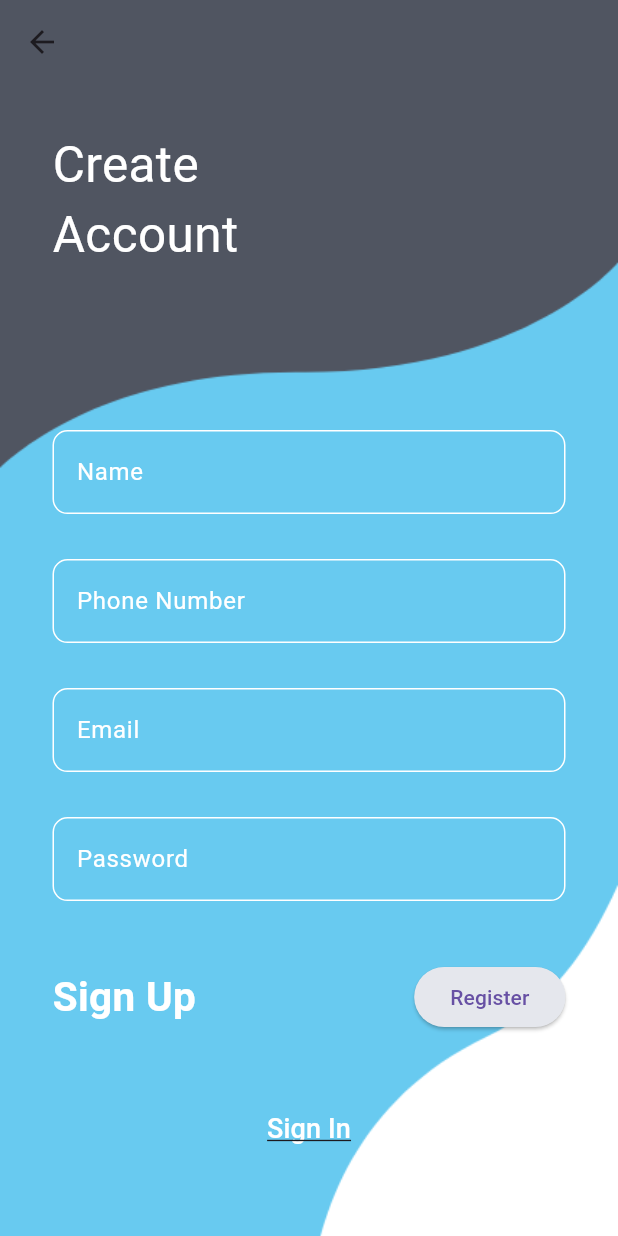
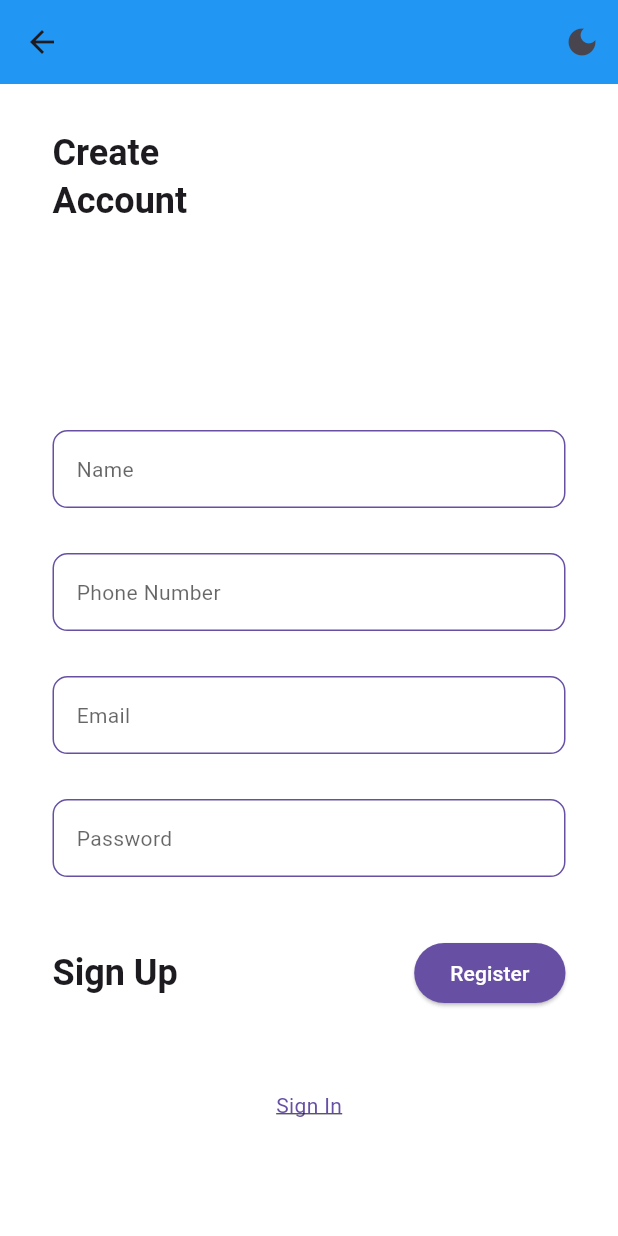
Before and after one commit to aschalew5/user-management-appp, a Flutter app: the screen it shows after launch, after a tap on "Sign Up", on a phone screen of 412 x 824 dp. Run offline on Flutter 3.47's test engine with Material 3 defaults, Android fonts, the phone set to English and light mode, and no system bars; our stand-ins replace cloud_firestore, firebase_auth, firebase_core, flutter_slidable, font_awesome_flutter, image_picker and 2 more; missing offline and left inert: maps_launcher; accounts and stored records are empty.

Commit message:
theme switching

```diff
--- a/lib/Pages/login.dart
+++ b/lib/Pages/login.dart
@@ -1,8 +1,7 @@
 import 'package:flutter/material.dart';
 import 'package:firebase_auth/firebase_auth.dart';
-import 'package:cloud_firestore/cloud_firestore.dart';
+import '../widgets/app_bar.dart';
 import 'register.dart';
-import 'home_page.dart';
 
 class LoginPage extends StatefulWidget {
   const LoginPage({Key? key}) : super(key: key);
@@ -38,29 +37,32 @@ class _LoginPageState extends State<LoginPage> {
       SnackBar(
         content: Text(
           errorMessage == '' ? '' : 'Humm? $errorMessage',
-          style: const TextStyle(color: Colors.white),
+          style: TextStyle(color: Theme.of(context).colorScheme.onPrimary),
         ),
+        backgroundColor: Theme.of(context).colorScheme.primary,
       ),
     );
   }
 
-  Widget _buildTextField(
-      {required String hint,
+  Widget _buildTextField({
+    required String hint,
     required TextEditingController controller,
-      bool isPassword = false}) {
+    bool isPassword = false,
+  }) {
     return TextField(
       controller: controller,
       obscureText: isPassword && !isPasswordVisible,
-      style: const TextStyle(color: Colors.black),
+      style: Theme.of(context).textTheme.bodyMedium,
       decoration: InputDecoration(
         hintText: hint,
         filled: true,
-        fillColor: Colors.grey.shade100,
+        fillColor: Theme.of(context).colorScheme.surfaceVariant,
         border: OutlineInputBorder(borderRadius: BorderRadius.circular(10)),
         suffixIcon: isPassword
             ? IconButton(
                 icon: Icon(
                   isPasswordVisible ? Icons.visibility_off : Icons.visibility,
+                  color: Theme.of(context).colorScheme.primary,
                 ),
                 onPressed: () {
                   setState(() => isPasswordVisible = !isPasswordVisible);
@@ -75,8 +77,8 @@ class _LoginPageState extends State<LoginPage> {
     return ElevatedButton(
       onPressed: signInWithEmailAndPassword,
       style: ElevatedButton.styleFrom(
-        backgroundColor: const Color(0xff4c505b),
-        foregroundColor: Colors.white,
+        backgroundColor: Theme.of(context).colorScheme.primary,
+        foregroundColor: Theme.of(context).colorScheme.onPrimary,
         alignment: Alignment.center,
       ),
       child: const Text('Login'),
@@ -85,28 +87,21 @@ class _LoginPageState extends State<LoginPage> {
 
   @override
   Widget build(BuildContext context) {
-    return Container(
-      decoration: const BoxDecoration(
-        image: DecorationImage(
-          image: AssetImage('assets/login.png'),
-          fit: BoxFit.cover,
-        ),
-      ),
-      child: Scaffold(
-        backgroundColor: Colors.transparent,
+    return Scaffold(
+      appBar: const MyAppBar(title: ''),  // ✅ added reusable AppBar
+      backgroundColor: Theme.of(context).scaffoldBackgroundColor,
       body: Stack(
         children: [
           Container(
             padding: const EdgeInsets.only(left: 37, top: 120),
-              child: const Text(
+            child: Text(
               'Welcome to User Management App',
-                style: TextStyle(color: Colors.black, fontSize: 28),
+              style: Theme.of(context).textTheme.headlineSmall?.copyWith(fontWeight: FontWeight.bold),
             ),
           ),
           SingleChildScrollView(
             child: Container(
-                padding:
-                    EdgeInsets.only(top: MediaQuery.of(context).size.height * 0.4),
+              padding: EdgeInsets.only(top: MediaQuery.of(context).size.height * 0.4),
               child: Column(
                 crossAxisAlignment: CrossAxisAlignment.start,
                 children: [
@@ -114,13 +109,9 @@ class _LoginPageState extends State<LoginPage> {
                     margin: const EdgeInsets.symmetric(horizontal: 35),
                     child: Column(
                       children: [
-                          _buildTextField(
-                              hint: 'Email', controller: _controllerEmail),
+                        _buildTextField(hint: 'Email', controller: _controllerEmail),
                         const SizedBox(height: 20),
-                          _buildTextField(
-                              hint: 'Password',
-                              controller: _controllerPassword,
-                              isPassword: true),
+                        _buildTextField(hint: 'Password', controller: _controllerPassword, isPassword: true),
                         const SizedBox(height: 10),
                         Row(
                           mainAxisAlignment: MainAxisAlignment.spaceBetween,
@@ -129,22 +120,19 @@ class _LoginPageState extends State<LoginPage> {
                               children: [
                                 Checkbox(
                                   value: rememberMe,
-                                    onChanged: (val) {
-                                      setState(() => rememberMe = val ?? false);
-                                    },
+                                  onChanged: (val) => setState(() => rememberMe = val ?? false),
                                 ),
-                                  const Text("Remember Me"),
+                                Text("Remember Me", style: Theme.of(context).textTheme.bodyMedium),
                               ],
                             ),
                             TextButton(
-                                onPressed: () {
-                                  Navigator.pushNamed(context, '/forgot-password');
-                                },
-                                child: const Text(
+                              onPressed: () => Navigator.pushNamed(context, '/forgot-password'),
+                              child: Text(
                                 "Forgot Password?",
-                                  style: TextStyle(
+                                style: Theme.of(context).textTheme.bodyMedium?.copyWith(
                                   decoration: TextDecoration.underline,
-                                      color: Color(0xff4c505b)),
+                                  color: Theme.of(context).colorScheme.primary,
+                                ),
                               ),
                             ),
                           ],
@@ -153,12 +141,9 @@ class _LoginPageState extends State<LoginPage> {
                         Row(
                           mainAxisAlignment: MainAxisAlignment.spaceBetween,
                           children: [
-                              const Text(
+                            Text(
                               'Sign In',
-                                style: TextStyle(
-                                  fontSize: 27,
-                                  fontWeight: FontWeight.w700,
-                                ),
+                              style: Theme.of(context).textTheme.headlineSmall?.copyWith(fontWeight: FontWeight.w700),
                             ),
                             _submitButton(),
                           ],
@@ -167,19 +152,16 @@ class _LoginPageState extends State<LoginPage> {
                         Row(
                           mainAxisAlignment: MainAxisAlignment.start,
                           children: [
-                              const Text("Don't have an account? "),
+                            Text("Don't have an account? ", style: Theme.of(context).textTheme.bodyMedium),
                             TextButton(
                               onPressed: () {
-                                  Navigator.push(
-                                    context,
-                                    MaterialPageRoute(builder: (context) => MyRegister()),
-                                  );
+                                Navigator.push(context, MaterialPageRoute(builder: (context) => MyRegister()));
                               },
-                                child: const Text(
+                              child: Text(
                                 'Sign Up',
-                                  style: TextStyle(
+                                style: Theme.of(context).textTheme.bodyMedium?.copyWith(
                                   decoration: TextDecoration.underline,
-                                    color: Color(0xff4c505b),
+                                  color: Theme.of(context).colorScheme.primary,
                                 ),
                               ),
                             ),
@@ -194,7 +176,6 @@ class _LoginPageState extends State<LoginPage> {
           ),
         ],
       ),
-      ),
     );
   }
 }
--- a/lib/Pages/register.dart
+++ b/lib/Pages/register.dart
@@ -2,6 +2,7 @@ import 'package:flutter/material.dart';
 import 'package:firebase_auth/firebase_auth.dart';
 import 'package:cloud_firestore/cloud_firestore.dart';
 import 'home_page.dart';
+import '../widgets/app_bar.dart';
 
 class MyRegister extends StatefulWidget {
   const MyRegister({Key? key}) : super(key: key);
@@ -21,13 +22,11 @@ class _MyRegisterState extends State<MyRegister> {
 
   Future<void> createUserWithEmailAndPassword() async {
     try {
-      UserCredential userCredential = await FirebaseAuth.instance
-          .createUserWithEmailAndPassword(
+      UserCredential userCredential = await FirebaseAuth.instance.createUserWithEmailAndPassword(
         email: _controllerEmail.text.trim(),
         password: _controllerPassword.text.trim(),
       );
 
-      // Save user data to Firestore
       final newUser = {
         'uid': userCredential.user!.uid,
         'firstName': _controllerName.text.trim(),
@@ -38,15 +37,10 @@ class _MyRegisterState extends State<MyRegister> {
         'img': '',
         'role': 'user',
       };
-await FirebaseFirestore.instance
-    .collection('Users')
-    .doc(userCredential.user!.uid)
-    .set(newUser);
 
-      Navigator.pushReplacement(
-        context,
-        MaterialPageRoute(builder: (context) => HomePage()),
-      );
+      await FirebaseFirestore.instance.collection('Users').doc(userCredential.user!.uid).set(newUser);
+
+      Navigator.pushReplacement(context, MaterialPageRoute(builder: (context) => HomePage()));
     } on FirebaseAuthException catch (e) {
       setState(() {
         errorMessage = e.message;
@@ -55,55 +49,42 @@ await FirebaseFirestore.instance
     }
   }
 
-  Widget _title() {
-    return const Text('Create\nAccount',
-        style: TextStyle(color: Colors.white, fontSize: 33));
+  void _errorMessage() {
+    ScaffoldMessenger.of(context).showSnackBar(
+      SnackBar(
+        content: Text(
+          errorMessage == '' ? '' : 'Humm ? $errorMessage',
+          style: TextStyle(color: Theme.of(context).colorScheme.onPrimary),
+        ),
+        backgroundColor: Theme.of(context).colorScheme.primary,
+      ),
+    );
   }
 
   String? get _errorText {
     final password = _controllerPassword.value.text;
     final email = _controllerEmail.value.text;
-    if (password.isEmpty && email.isEmpty) {
-      return 'Can\'t be empty';
-    }
+    if (password.isEmpty && email.isEmpty) return 'Can\'t be empty';
     return null;
   }
 
   Widget _entryField(String title, TextEditingController controller) {
     return TextField(
       controller: controller,
-      style: const TextStyle(color: Colors.white),
+      style: Theme.of(context).textTheme.bodyMedium,
       decoration: InputDecoration(
         enabledBorder: OutlineInputBorder(
           borderRadius: BorderRadius.circular(10),
-          borderSide: const BorderSide(
-            color: Colors.white,
-          ),
+          borderSide: BorderSide(color: Theme.of(context).colorScheme.primary),
         ),
         focusedBorder: OutlineInputBorder(
           borderRadius: BorderRadius.circular(10),
-          borderSide: const BorderSide(
-            color: Colors.black,
-          ),
+          borderSide: BorderSide(color: Theme.of(context).colorScheme.secondary),
         ),
         errorText: _submitted ? _errorText : null,
         hintText: title,
-        hintStyle: const TextStyle(color: Colors.white),
-        border: OutlineInputBorder(
-          borderRadius: BorderRadius.circular(10),
-        ),
-      ),
-    );
-  }
-
-  void _errorMessage() {
-    final scaffold = ScaffoldMessenger.of(context);
-    scaffold.showSnackBar(
-      SnackBar(
-        content: Text(
-          errorMessage == '' ? '' : 'Humm ? $errorMessage',
-          style: const TextStyle(color: Colors.white),
-        ),
+        hintStyle: Theme.of(context).textTheme.bodyMedium?.copyWith(color: Theme.of(context).hintColor),
+        border: OutlineInputBorder(borderRadius: BorderRadius.circular(10)),
       ),
     );
   }
@@ -111,45 +92,39 @@ await FirebaseFirestore.instance
   Widget _submitButton() {
     return ElevatedButton(
       onPressed: () {
-        setState(() {
-          _submitted = true;
-        });
+        setState(() => _submitted = true);
         createUserWithEmailAndPassword();
       },
       style: ElevatedButton.styleFrom(
-          backgroundColor: const Color.fromARGB(255, 229, 231, 237),
-          alignment: Alignment.center),
+        backgroundColor: Theme.of(context).colorScheme.primary,
+        foregroundColor: Theme.of(context).colorScheme.onPrimary,
+      ),
       child: const Text('Register'),
     );
   }
 
   @override
   Widget build(BuildContext context) {
-    return Container(
-      decoration: const BoxDecoration(
-        image: DecorationImage(
-            image: AssetImage('assets/register.png'), fit: BoxFit.cover),
-      ),
-      child: Scaffold(
-        backgroundColor: Colors.transparent,
-        appBar: AppBar(
-          backgroundColor: Colors.transparent,
-          elevation: 0,
-        ),
+    return Scaffold(
+      appBar: const MyAppBar(title: ''), // ✅ dark/light toggle + no title
+      backgroundColor: Theme.of(context).scaffoldBackgroundColor,
       body: Stack(
         children: [
           Container(
             padding: const EdgeInsets.only(left: 35, top: 30),
-                child: _title()),
+            child: Text(
+              'Create\nAccount',
+              style: Theme.of(context).textTheme.headlineSmall?.copyWith(fontWeight: FontWeight.bold),
+            ),
+          ),
           SingleChildScrollView(
             child: Container(
-                padding: EdgeInsets.only(
-                    top: MediaQuery.of(context).size.height * 0.28),
+              padding: EdgeInsets.only(top: MediaQuery.of(context).size.height * 0.28),
               child: Column(
                 crossAxisAlignment: CrossAxisAlignment.start,
                 children: [
                   Container(
-                      margin: const EdgeInsets.only(left: 35, right: 35),
+                    margin: const EdgeInsets.symmetric(horizontal: 35),
                     child: Column(
                       children: [
                         _entryField("Name", _controllerName),
@@ -163,13 +138,10 @@ await FirebaseFirestore.instance
                         Row(
                           mainAxisAlignment: MainAxisAlignment.spaceBetween,
                           children: [
-                              const Flexible(
+                            Flexible(
                               child: Text(
                                 'Sign Up',
-                                  style: TextStyle(
-                                      color: Colors.white,
-                                      fontSize: 27,
-                                      fontWeight: FontWeight.w700),
+                                style: Theme.of(context).textTheme.headlineSmall?.copyWith(fontWeight: FontWeight.w700),
                               ),
                             ),
                             _submitButton(),
@@ -177,17 +149,13 @@ await FirebaseFirestore.instance
                         ),
                         const SizedBox(height: 40),
                         TextButton(
-                            onPressed: () {
-                              Navigator.pop(context);
-                            },
-                            style: const ButtonStyle(),
-                            child: const Text(
+                          onPressed: () => Navigator.pop(context),
+                          child: Text(
                             'Sign In',
-                              textAlign: TextAlign.left,
-                              style: TextStyle(
+                            style: Theme.of(context).textTheme.bodyMedium?.copyWith(
                               decoration: TextDecoration.underline,
-                                  color: Colors.white,
-                                  fontSize: 18),
+                              color: Theme.of(context).colorScheme.primary,
+                            ),
                           ),
                         ),
                       ],
@@ -199,7 +167,6 @@ await FirebaseFirestore.instance
           ),
         ],
       ),
-      ),
     );
   }
 }
--- a/lib/main.dart
+++ b/lib/main.dart
@@ -1,14 +1,22 @@
 import 'package:flutter/material.dart';
 import 'package:firebase_core/firebase_core.dart';
 import 'package:firebase_auth/firebase_auth.dart';
+import 'package:provider/provider.dart';
+import 'firebase_options.dart';
 import 'Pages/login.dart';
 import 'Pages/home_page.dart';
-import 'firebase_options.dart';
+import 'theme_notifier.dart';
+import 'themes.dart';
 
 void main() async {
   WidgetsFlutterBinding.ensureInitialized();
   await Firebase.initializeApp(options: DefaultFirebaseOptions.currentPlatform);
-  runApp(const MyApp());
+  runApp(
+    ChangeNotifierProvider(
+      create: (_) => ThemeNotifier(),
+      child: const MyApp(),
+    ),
+  );
 }
 
 class MyApp extends StatelessWidget {
@@ -16,13 +24,15 @@ class MyApp extends StatelessWidget {
 
   @override
   Widget build(BuildContext context) {
+    final themeNotifier = Provider.of<ThemeNotifier>(context);
+
     return MaterialApp(
       debugShowCheckedModeBanner: false,
       title: 'User Profile App',
-      theme: ThemeData(
-        primarySwatch: Colors.red,
-      ),
-      home: const AuthChecker(), // 🔥 This is the key
+      theme: lightTheme,
+      darkTheme: darkTheme,
+      themeMode: themeNotifier.themeMode,
+      home: const AuthChecker(),
     );
   }
 }
@@ -35,20 +45,10 @@ class AuthChecker extends StatelessWidget {
     return StreamBuilder<User?>(
       stream: FirebaseAuth.instance.authStateChanges(),
       builder: (context, snapshot) {
-        print(" Auth State: ${snapshot.connectionState} | User: ${snapshot.data?.email}");
-
         if (snapshot.connectionState == ConnectionState.waiting) {
-          return const Scaffold(
-            body: Center(child: CircularProgressIndicator()),
-          );
+          return const Scaffold(body: Center(child: CircularProgressIndicator()));
         }
-
-        if (snapshot.hasData) {
-          print("Redirecting to HomePage");
-          return  HomePage();
-        }
-
-        print("Showing LoginPage");
+        if (snapshot.hasData) return HomePage(); // 👈 Navigates to HomePage
         return const LoginPage();
       },
     );
--- /dev/null
+++ b/lib/theme_notifier.dart
@@ -0,0 +1,30 @@
+import 'package:flutter/material.dart';
+import 'package:shared_preferences/shared_preferences.dart';
+
+class ThemeNotifier extends ChangeNotifier {
+  ThemeMode _themeMode = ThemeMode.light;
+
+  ThemeNotifier() {
+    _loadThemeFromPrefs();
+  }
+
+  ThemeMode get themeMode => _themeMode;
+
+  void toggleTheme() {
+    _themeMode = _themeMode == ThemeMode.light ? ThemeMode.dark : ThemeMode.light;
+    _saveThemeToPrefs();
+    notifyListeners();
+  }
+
+  Future<void> _loadThemeFromPrefs() async {
+    final prefs = await SharedPreferences.getInstance();
+    final isDark = prefs.getBool('isDark') ?? false;
+    _themeMode = isDark ? ThemeMode.dark : ThemeMode.light;
+    notifyListeners();
+  }
+
+  Future<void> _saveThemeToPrefs() async {
+    final prefs = await SharedPreferences.getInstance();
+    await prefs.setBool('isDark', _themeMode == ThemeMode.dark);
+  }
+}
--- /dev/null
+++ b/lib/themes.dart
@@ -0,0 +1,17 @@
+import 'package:flutter/material.dart';
+
+final ThemeData lightTheme = ThemeData(
+  brightness: Brightness.light,
+  primarySwatch: Colors.blue,
+  scaffoldBackgroundColor: Colors.white,
+  appBarTheme: const AppBarTheme(backgroundColor: Colors.blue),
+  textTheme: const TextTheme(bodyMedium: TextStyle(color: Colors.black)),
+);
+
+final ThemeData darkTheme = ThemeData(
+  brightness: Brightness.dark,
+  primarySwatch: Colors.blue,
+  scaffoldBackgroundColor: Colors.black,
+  appBarTheme: const AppBarTheme(backgroundColor: Colors.black),
+  textTheme: const TextTheme(bodyMedium: TextStyle(color: Colors.white)),
+);
--- /dev/null
+++ b/lib/widgets/app_bar.dart
@@ -0,0 +1,37 @@
+import 'package:flutter/material.dart';
+import 'package:provider/provider.dart';
+import '../theme_notifier.dart';
+
+class MyAppBar extends StatelessWidget implements PreferredSizeWidget {
+  final String title;
+  final List<Widget>? extraActions;
+
+  const MyAppBar({
+    super.key,
+    required this.title,
+    this.extraActions,
+  });
+
+  @override
+  Widget build(BuildContext context) {
+    final themeNotifier = Provider.of<ThemeNotifier>(context);
+
+    return AppBar(
+      elevation: 0,
+      backgroundColor: Theme.of(context).appBarTheme.backgroundColor,
+      title: Text(title, style: Theme.of(context).textTheme.titleLarge),
+      actions: [
+        IconButton(
+          icon: Icon(themeNotifier.themeMode == ThemeMode.dark
+              ? Icons.light_mode
+              : Icons.dark_mode),
+          onPressed: () => themeNotifier.toggleTheme(),
+        ),
+        ...?extraActions,
+      ],
+    );
+  }
+
+  @override
+  Size get preferredSize => const Size.fromHeight(kToolbarHeight);
+}
--- a/pubspec.yaml
+++ b/pubspec.yaml
@@ -48,6 +48,10 @@ dev_dependencies:
 
 dependency_overrides:
   collection: ^1.17.0
+  shared_preferences: ^2.2.2
+  provider: ^6.1.2
+
+
 
 flutter:
   uses-material-design: true
```
Also changed, not shown: lib/Pages/ProfilePage.dart (+31 -72 lines), lib/Pages/home_page.dart (+65 -169 lines), pubspec.lock, 1 other file. Lines whose indentation alone changed are shown as unchanged.
